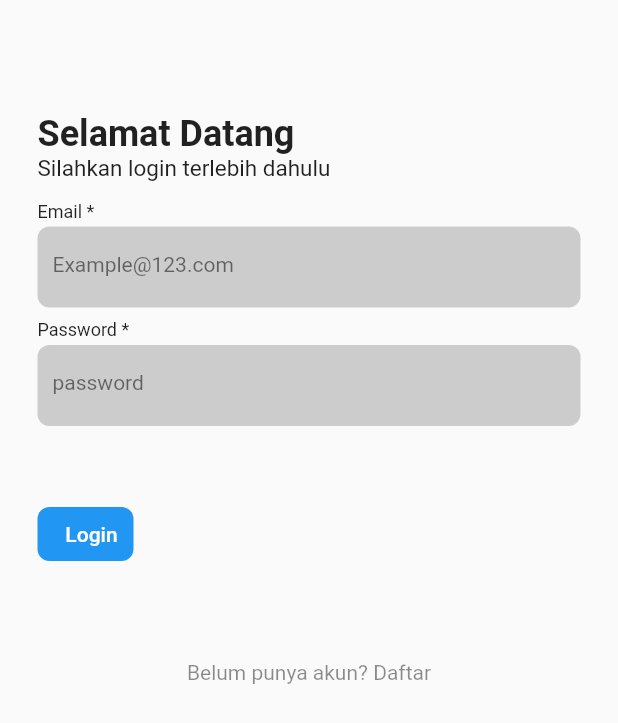
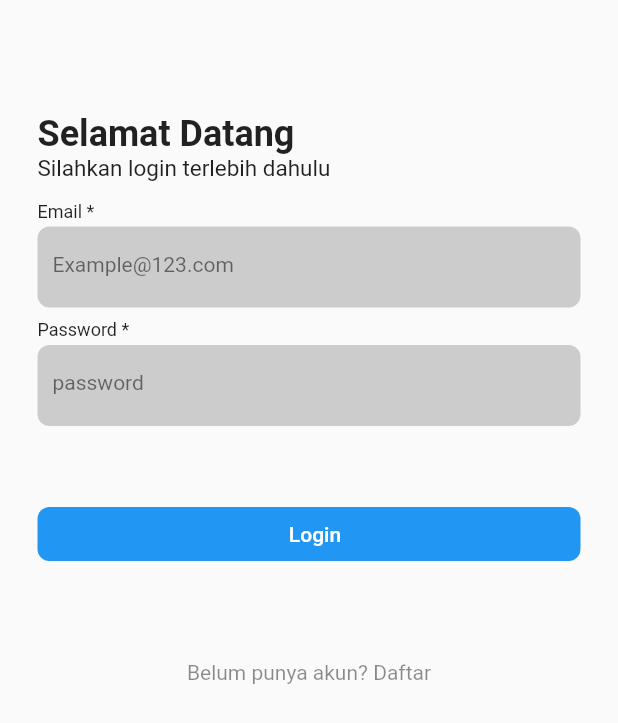
Before and after one commit to Harits19/movie_app, a Flutter app: the screen it shows after launch, on a phone screen of 412 x 824 dp. Shown: the top 723 px of the screen. Run offline on Flutter 3.47's test engine with Material 2 defaults, Android fonts, the phone set to English and light mode, and no system bars; our stand-ins replace bloc, dio, equatable, flutter_bloc, pretty_dio_logger, shared_preferences.

```diff
--- a/lib/common/widget/custom_button.dart
+++ b/lib/common/widget/custom_button.dart
@@ -44,14 +44,12 @@ class CustomButton extends StatelessWidget {
       );
 
   Widget _label(BuildContext context) {
-    return Expanded(
-      child: Text(
-        text ?? "",
-        maxLines: 1,
-        overflow: TextOverflow.ellipsis,
-        textAlign: TextAlign.center,
-        style: TextStyle(color: _color(context)),
-      ),
+    return Text(
+      text ?? "",
+      maxLines: 1,
+      overflow: TextOverflow.ellipsis,
+      textAlign: TextAlign.center,
+      style: TextStyle(color: _color(context)),
     );
   }
 
@@ -72,7 +70,6 @@ class CustomButton extends StatelessWidget {
     return ButtonTheme(
       height: height,
       buttonColor: color,
-      minWidth: double.infinity,
       child: isOutline
           ? OutlinedButton.icon(
               style: OutlinedButton.styleFrom(
--- a/lib/common/widget/text_form_field.dart
+++ b/lib/common/widget/text_form_field.dart
@@ -9,7 +9,6 @@ class CustomTextFormField extends CustomFormField<String?> {
     String? title,
     String? hint,
     TextController? controller,
-    BuildContext? context,
     bool enabled = true,
     bool mandatory = true,
     bool isObscureText = false,
--- /dev/null
+++ b/lib/ui/extra/input_email_view.dart
@@ -0,0 +1,26 @@
+import 'package:flutter/material.dart';
+import 'package:majootestcase/common/widget/text_form_field.dart';
+
+class InputEmailView extends StatelessWidget {
+  InputEmailView({
+    Key? key,
+    this.controller,
+  }) : super(key: key);
+
+  TextController? controller;
+
+  @override
+  Widget build(BuildContext context) {
+    return CustomTextFormField(
+      controller: controller,
+      isEmail: true,
+      hint: 'Example@123.com',
+      label: 'Email',
+      validator: (val) {
+        final pattern = new RegExp(r'([\d\w]{1,}@[\w\d]{1,}\.[\w]{1,})');
+        if (val != null)
+          return pattern.hasMatch(val) ? null : 'email is invalid';
+      },
+    );
+  }
+}
--- /dev/null
+++ b/lib/ui/extra/input_password_view.dart
@@ -0,0 +1,36 @@
+import 'package:flutter/material.dart';
+import 'package:majootestcase/common/widget/text_form_field.dart';
+
+class InputPasswordView extends StatefulWidget {
+  InputPasswordView({Key? key, this.controller}) : super(key: key);
+  TextController? controller;
+
+  @override
+  State<InputPasswordView> createState() => _InputPasswordViewState();
+}
+
+class _InputPasswordViewState extends State<InputPasswordView> {
+  bool _isObscurePassword = true;
+
+  @override
+  Widget build(BuildContext context) {
+    return CustomTextFormField(
+      label: 'Password',
+      hint: 'password',
+      controller: widget.controller,
+      isObscureText: _isObscurePassword,
+      suffixIcon: IconButton(
+        icon: Icon(
+          _isObscurePassword
+              ? Icons.visibility_off_outlined
+              : Icons.visibility_outlined,
+        ),
+        onPressed: () {
+          setState(() {
+            _isObscurePassword = !_isObscurePassword;
+          });
+        },
+      ),
+    );
+  }
+}
--- a/lib/ui/login/login_page.dart
+++ b/lib/ui/login/login_page.dart
@@ -5,7 +5,11 @@ import 'package:majootestcase/bloc/home_bloc/home_bloc_cubit.dart';
 import 'package:majootestcase/common/widget/custom_button.dart';
 import 'package:majootestcase/common/widget/text_form_field.dart';
 import 'package:majootestcase/models/user.dart';
+import 'package:majootestcase/ui/extra/input_email_view.dart';
+import 'package:majootestcase/ui/extra/input_password_view.dart';
 import 'package:majootestcase/ui/home_bloc/home_bloc_screen.dart';
+import 'package:majootestcase/ui/register/register_page.dart';
+import 'package:majootestcase/utils/navigator_helper.dart';
 
 class LoginPage extends StatefulWidget {
   @override
@@ -16,8 +20,6 @@ class _LoginState extends State<LoginPage> {
   final _emailController = TextController();
   final _passwordController = TextController();
   GlobalKey<FormState> formKey = new GlobalKey<FormState>();
-
-  bool _isObscurePassword = true;
 
   @override
   void initState() {
@@ -42,11 +44,10 @@ class _LoginState extends State<LoginPage> {
           }
         },
         child: SingleChildScrollView(
-          child: Padding(
           padding: EdgeInsets.only(top: 75, left: 25, bottom: 25, right: 25),
           child: Column(
             mainAxisAlignment: MainAxisAlignment.center,
-              crossAxisAlignment: CrossAxisAlignment.start,
+            crossAxisAlignment: CrossAxisAlignment.stretch,
             children: <Widget>[
               Text(
                 'Selamat Datang',
@@ -83,7 +84,6 @@ class _LoginState extends State<LoginPage> {
           ),
         ),
       ),
-      ),
     );
   }
 
@@ -92,36 +92,11 @@ class _LoginState extends State<LoginPage> {
       key: formKey,
       child: Column(
         children: [
-          CustomTextFormField(
-            context: context,
+          InputEmailView(
             controller: _emailController,
-            isEmail: true,
-            hint: 'Example@123.com',
-            label: 'Email',
-            validator: (val) {
-              final pattern = new RegExp(r'([\d\w]{1,}@[\w\d]{1,}\.[\w]{1,})');
-              if (val != null)
-                return pattern.hasMatch(val) ? null : 'email is invalid';
-            },
           ),
-          CustomTextFormField(
-            context: context,
-            label: 'Password',
-            hint: 'password',
+          InputPasswordView(
             controller: _passwordController,
-            isObscureText: _isObscurePassword,
-            suffixIcon: IconButton(
-              icon: Icon(
-                _isObscurePassword
-                    ? Icons.visibility_off_outlined
-                    : Icons.visibility_outlined,
-              ),
-              onPressed: () {
-                setState(() {
-                  _isObscurePassword = !_isObscurePassword;
-                });
-              },
-            ),
           ),
         ],
       ),
@@ -132,7 +107,9 @@ class _LoginState extends State<LoginPage> {
     return Align(
       alignment: Alignment.center,
       child: TextButton(
-        onPressed: () async {},
+        onPressed: () async {
+          NavigatorHelper.push(context, RegisterPage());
+        },
         child: RichText(
           text: TextSpan(
               text: 'Belum punya akun? ',
--- a/lib/utils/constant.dart
+++ b/lib/utils/constant.dart
@@ -8,10 +8,13 @@ class Api {
   static const REGISTER = "/register";
 }
 
-class Font {
-}
+class Font {}
 
 class ScreenUtilConstants {
   static const width = 320.0;
   static const height = 640.0;
 }
+
+class SharedPrefKey {
+  static const isLoggedIn = "is_logged_in";
+}
--- /dev/null
+++ b/lib/utils/navigator_helper.dart
@@ -0,0 +1,7 @@
+import 'package:flutter/material.dart';
+
+class NavigatorHelper {
+  static push(BuildContext context, Widget route) {
+    Navigator.push(context, MaterialPageRoute(builder: (_) => route));
+  }
+}
```
Also changed, not shown: lib/bloc/auth_bloc/auth_bloc_cubit.dart (+9 -8 lines), lib/ui/register/register_page.dart (added, +39 -0 lines). Lines whose indentation alone changed are shown as unchanged.
